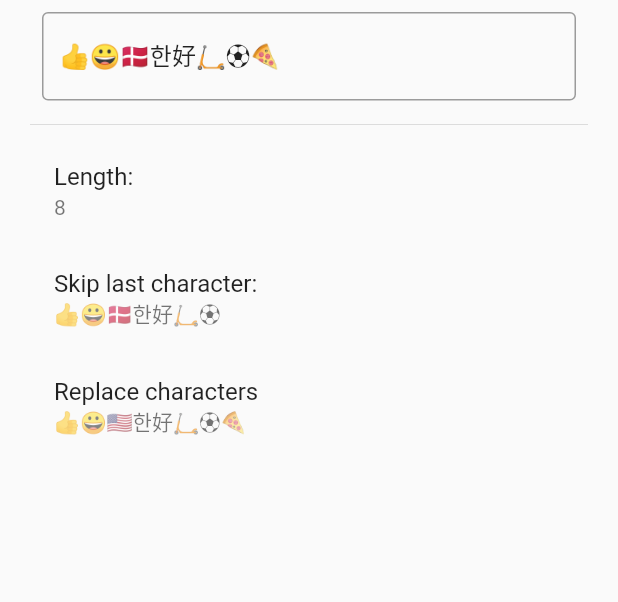
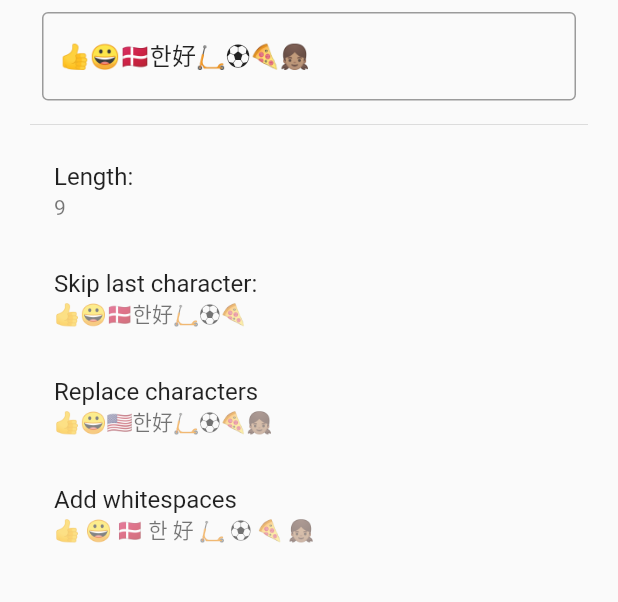
Before and after one commit to InMatrix/text_input_demo, a Flutter app: the screen it shows after launch, on a phone screen of 412 x 824 dp, the part 246-848 px from its top. Run offline on Flutter 3.47's test engine with Material 2 defaults, Android fonts, the phone set to English and light mode, and no system bars.

```diff
--- a/lib/main.dart
+++ b/lib/main.dart
@@ -29,7 +29,7 @@ class MyHomePage extends StatefulWidget {
 class _MyHomePageState extends State<MyHomePage> {
   final _controller = TextEditingController();
   var _useCharactersAPI = true;
-  static const _defaultText = "👍😀🇩🇰한好🛴⚽️🍕";
+  static const _defaultText = "👍😀🇩🇰한好🛴⚽️🍕👧🏽";
 
   void initState() {
     _controller.text = _defaultText;
@@ -65,12 +65,27 @@ class _MyHomePageState extends State<MyHomePage> {
 
   String _replaceCharacters(String input, bool useCharactersAPI) {
     if (useCharactersAPI) {
-      return Characters(_controller.text)
+      return Characters(input)
           .replaceAll(Characters('🇩🇰'), Characters('🇺🇸'))
           .toString();
     } else {
       return input.replaceAll(new RegExp(r'🇩🇰'), '🇺🇸');
     }
+  }
+
+  String _addWhitespaces(String input, bool useCharactersAPI) {
+    var myString = '';
+    if (useCharactersAPI) {
+      Characters(input).forEach((char) {
+        myString = myString + char + ' ';
+      });
+    } else {
+      for (int i = 0; i < input.length; i++) {
+        myString = myString + input[i] + ' ';
+      }
+    }
+
+    return myString;
   }
 
   @override
@@ -141,6 +156,11 @@ class _MyHomePageState extends State<MyHomePage> {
                   title: Text("Replace characters"),
                   subtitle: Text(
                       "${_replaceCharacters(_controller.text, _useCharactersAPI)}"),
+                ),
+                ListTile(
+                  title: Text("Add whitespaces"),
+                  subtitle: Text(
+                      "${_addWhitespaces(_controller.text, _useCharactersAPI)}"),
                 )
               ],
             ),
```
